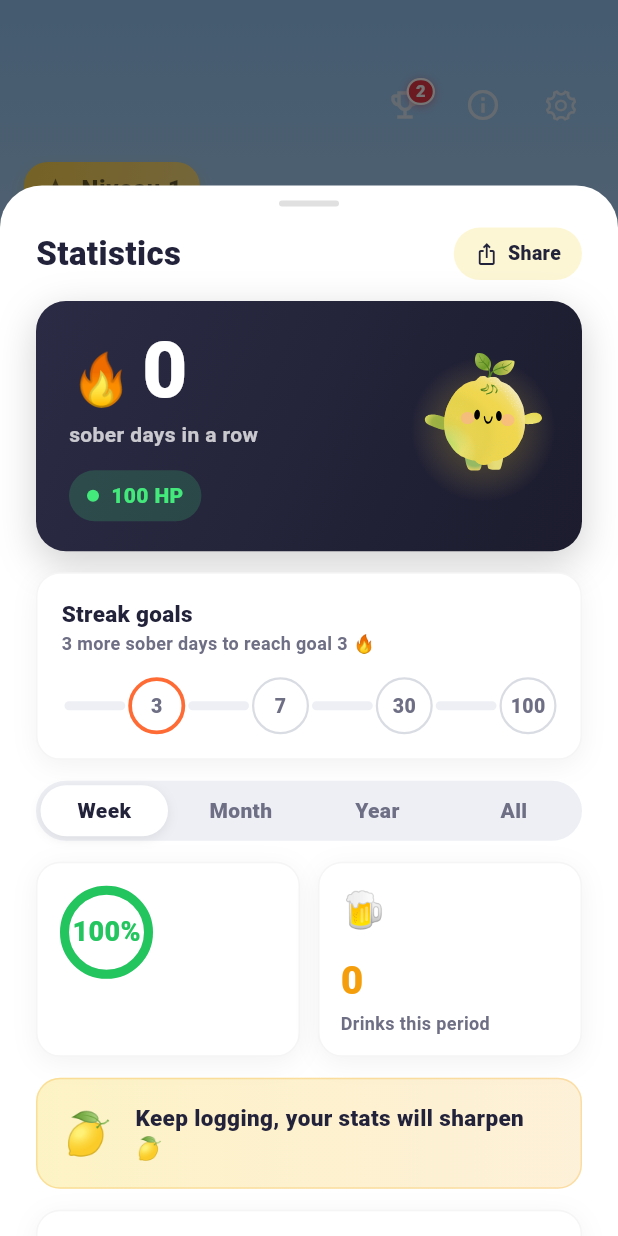
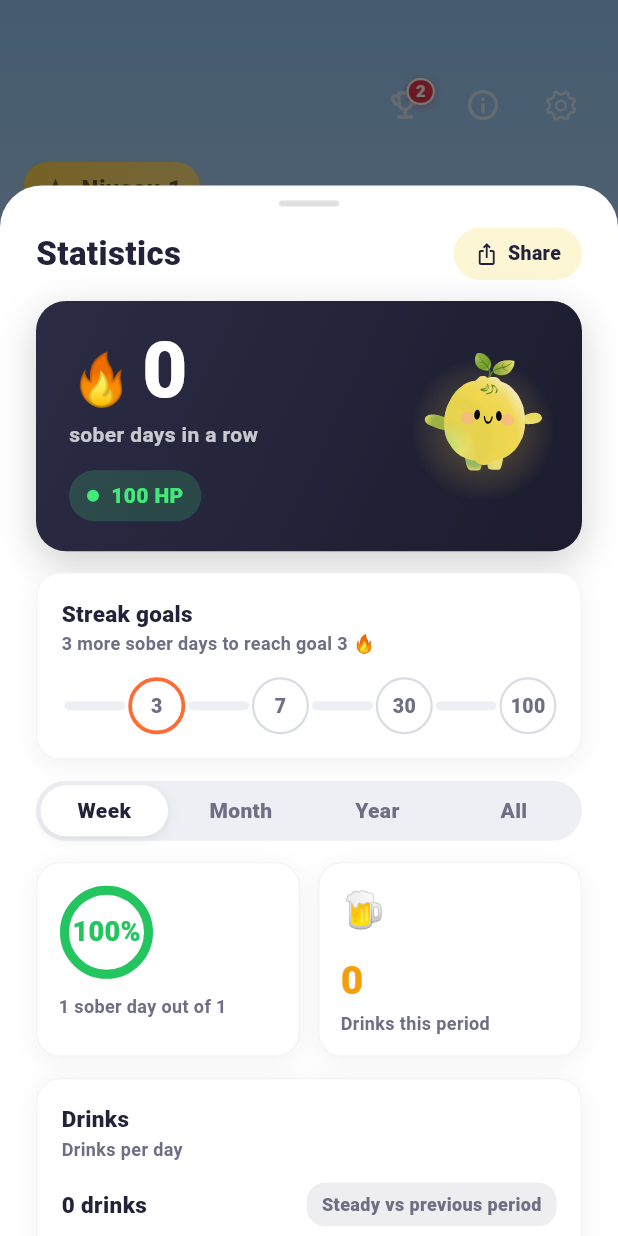
Before and after one commit to Melshea01/Jaune, a Flutter app: the MyHomePage screen opened directly, item 2 of the bottom bar chosen, on a phone screen of 412 x 824 dp. Run offline on Flutter 3.47's test engine with Material 3 defaults, Android fonts, the phone set to English and light mode, and no system bars; our stand-ins replace app_links, audioplayers, camera, flutter_local_notifications, flutter_svg, package_info_plus and 7 more; missing offline and left inert: android_intent_plus, appinio_social_share, home_widget, mobile_scanner; accounts and stored records are empty.

Commit message:
fix(stats): retire la carte insight, fix réel « Tout », courbe gradient fixe, ordre OMS
- supprime la carte insight (le texte juste avant Consommation) et restaure le
  détail chiffré sous l'anneau jours sobres
- « Tout » : première utilisation effective = MIN entre date profil et plus
  ancienne donnée → couvre enfin tout l'historique (fini « 15 vs 144 »)
- courbe de santé : gradient FIXE style Revolut (indigo→cyan), ne change plus
  de couleur quand on déplace le doigt ; bulle de scrub assortie
- repères OMS déplacés juste après « par jour de la semaine »

Co-Authored-By: Claude Opus 4.8 <noreply@anthropic.com>

```diff
--- a/lib/widgets/stats_sheet.dart
+++ b/lib/widgets/stats_sheet.dart
@@ -65,15 +65,14 @@ class _StatsSheetContentState extends State<_StatsSheetContent> {
 
   Map<String, int> get _map => widget.dailyMap;
 
-  /// Première utilisation EFFECTIVE : la date du profil si connue, sinon la
-  /// plus ancienne donnée enregistrée. Sans ça, « Tout » démarrait à
-  /// aujourd'hui (firstUseDate vide) et affichait moins que « Année ».
+  /// Première utilisation EFFECTIVE = la PLUS ANCIENNE entre la date du profil
+  /// et la plus vieille donnée enregistrée. Indispensable : si firstUseDate du
+  /// profil est récente alors que des verres plus anciens existent, « Tout »
+  /// démarrait trop tard et affichait moins que « Année ».
   late final String _firstUse = _computeFirstUse();
 
   String _computeFirstUse() {
-    final profileDate = widget.character.profile.firstUseDate;
-    if (DateTime.tryParse(profileDate) != null) return profileDate;
-    DateTime? earliest;
+    DateTime? earliest = DateTime.tryParse(widget.character.profile.firstUseDate);
     for (final k in _map.keys) {
       final d = DateTime.tryParse(k);
       if (d != null && (earliest == null || d.isBefore(earliest))) earliest = d;
@@ -163,14 +162,13 @@ class _StatsSheetContentState extends State<_StatsSheetContent> {
         },
       ),
       _kpiRow(l10n),
-      _insightCard(l10n, locale, streak),
       _consumptionCard(l10n, locale),
       _healthCard(l10n),
       _clockCard(l10n),
       _sectionLabel(l10n.statsAllTimeSection),
       _weekdayCard(l10n, locale),
+      _guidelineCard(l10n),
       _recordsGrid(l10n, streak),
-      _guidelineCard(l10n),
     ];
 
     return DraggableSheet(
@@ -227,28 +225,6 @@ class _StatsSheetContentState extends State<_StatsSheetContent> {
         ),
       ],
     );
-  }
-
-  Widget _insightCard(AppLocalizations l10n, String locale, int streak) {
-    final insight = StatsService.computeInsight(
-      dailyMap: _map,
-      firstUseDate: _firstUse,
-      today: _now,
-      period: _period,
-      currentStreak: streak,
-    );
-    final (emoji, text) = switch (insight.kind) {
-      StatInsightKind.trendDown => ('📉', l10n.statsInsightTrendDown(insight.value)),
-      StatInsightKind.trendUp => ('📈', l10n.statsInsightTrendUp(insight.value)),
-      StatInsightKind.bestStreak => ('🔥', l10n.statsInsightBestStreak(insight.value)),
-      StatInsightKind.soberRate => ('💧', l10n.statsInsightSoberRate(insight.value)),
-      StatInsightKind.worstWeekday => (
-        '📅',
-        l10n.statsInsightWorstWeekday(_weekdayName(locale, insight.value)),
-      ),
-      StatInsightKind.gettingStarted => ('🍋', l10n.statsInsightGettingStarted),
-    };
-    return StatInsightCard(emoji: emoji, text: text);
   }
 
   Widget _consumptionCard(AppLocalizations l10n, String locale) {
@@ -387,7 +363,7 @@ class _StatsSheetContentState extends State<_StatsSheetContent> {
         ring: tracked == 0 ? 0 : sober / tracked,
         value: pct,
         suffix: '%',
-        label: '', // anneau seul, pas de texte redondant en dessous
+        label: l10n.statsSoberCount(sober, tracked),
         accent: StatPalette.sober,
       ),
       StatTile(
@@ -584,11 +560,6 @@ class _StatsSheetContentState extends State<_StatsSheetContent> {
 
   String _initial(String s) =>
       s.isEmpty ? '' : s.characters.first.toUpperCase();
-
-  String _weekdayName(String locale, int index0) {
-    final monday = StatsService.mondayOf(_now);
-    return DateFormat.EEEE(locale).format(monday.add(Duration(days: index0)));
-  }
 }
 
 // =====================================================================
@@ -712,7 +683,6 @@ class _HealthCurveState extends State<_HealthCurve> {
                           painter: _HealthCurvePainter(
                             values: values,
                             progress: progress,
-                            color: pill.last,
                             selected: _selected,
                           ),
                         ),
@@ -723,7 +693,11 @@ class _HealthCurveState extends State<_HealthCurve> {
                       Positioned(
                         top: 0,
                         left: bubbleX,
-                        child: _scrubBubble(shown.round(), dateLabel, pill.last),
+                        child: _scrubBubble(
+                          shown.round(),
+                          dateLabel,
+                          const Color(0xFF6366F1),
+                        ),
                       ),
                   ],
                 ),
@@ -780,17 +754,20 @@ class _HealthCurvePainter extends CustomPainter {
   final List<double> values;
   final double progress;
   final int? selected;
-  final Color color;
 
   _HealthCurvePainter({
     required this.values,
     required this.progress,
-    required this.color,
     this.selected,
   });
 
   static const double _padTop = 10;
   static const double _padBottom = 10;
+
+  // Gradient FIXE, style Revolut : la couleur de la courbe ne dépend pas de la
+  // valeur affichée (elle ne change donc plus quand on déplace le doigt).
+  static const List<Color> _lineColors = [Color(0xFF6366F1), Color(0xFF22D3EE)];
+  static const Color _dotColor = Color(0xFF6366F1);
 
   @override
   void paint(Canvas canvas, Size size) {
@@ -830,16 +807,22 @@ class _HealthCurvePainter extends CustomPainter {
       (acc, m) => acc..addPath(m.extractPath(0, m.length * progress), Offset.zero),
     );
 
-    // Teinte unique = couleur de la santé courante : calme et on-brand, plus
-    // d'arc-en-ciel vert→rouge.
+    // Gradient FIXE (Revolut) pour le tracé et l'aire — indépendant de la
+    // valeur, donc stable pendant le scrub.
+    final rect = Offset.zero & size;
+    final lineShader = const LinearGradient(
+      begin: Alignment.centerLeft,
+      end: Alignment.centerRight,
+      colors: _lineColors,
+    ).createShader(rect);
     final fillShader = LinearGradient(
       begin: Alignment.topCenter,
       end: Alignment.bottomCenter,
       colors: [
-        color.withValues(alpha: 0.24),
-        color.withValues(alpha: 0.02),
+        _lineColors.first.withValues(alpha: 0.22),
+        _lineColors.last.withValues(alpha: 0.02),
       ],
-    ).createShader(Offset.zero & size);
+    ).createShader(rect);
 
     final lastDrawn = _pointAt(path, progress);
     if (lastDrawn != null) {
@@ -858,7 +841,7 @@ class _HealthCurvePainter extends CustomPainter {
     canvas.drawPath(
       metric,
       Paint()
-        ..color = color
+        ..shader = lineShader
         ..style = PaintingStyle.stroke
         ..strokeWidth = 3
         ..strokeCap = StrokeCap.round
@@ -871,7 +854,7 @@ class _HealthCurvePainter extends CustomPainter {
         lastDrawn,
         5,
         Paint()
-          ..color = color
+          ..color = _dotColor
           ..style = PaintingStyle.stroke
           ..strokeWidth = 2.5,
       );
@@ -890,7 +873,7 @@ class _HealthCurvePainter extends CustomPainter {
         p,
         6,
         Paint()
-          ..color = color
+          ..color = _dotColor
           ..style = PaintingStyle.stroke
           ..strokeWidth = 3,
       );
@@ -909,8 +892,7 @@ class _HealthCurvePainter extends CustomPainter {
   bool shouldRepaint(_HealthCurvePainter old) =>
       old.progress != progress ||
       old.values != values ||
-      old.selected != selected ||
-      old.color != color;
+      old.selected != selected;
 }
 
 // =====================================================================
--- a/pubspec.yaml
+++ b/pubspec.yaml
@@ -16,7 +16,7 @@ publish_to: 'none' # Remove this line if you wish to publish to pub.dev
 # https://developer.apple.com/library/archive/documentation/General/Reference/InfoPlistKeyReference/Articles/CoreFoundationKeys.html
 # In Windows, build-name is used as the major, minor, and patch parts
 # of the product and file versions while build-number is used as the build suffix.
-version: 2.5.1+15
+version: 2.5.2+16
 
 environment:
   sdk: ^3.7.0
```
